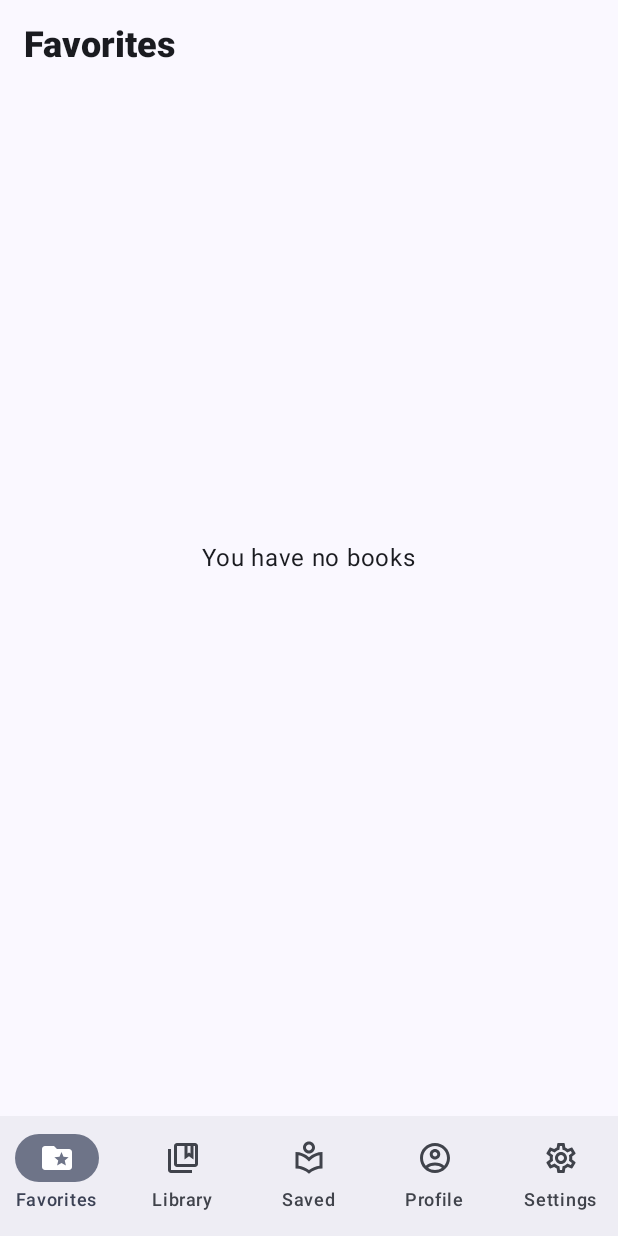
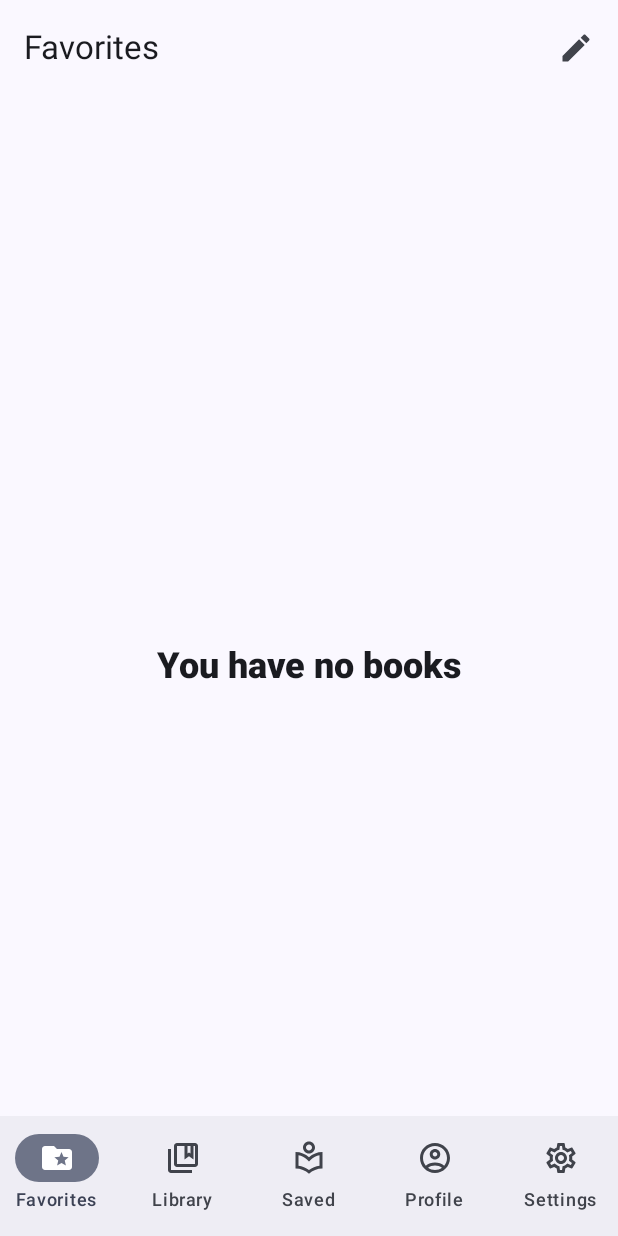
Before and after one commit to almerti/Egline, an Android app built with Jetpack Compose: the FavoriteScreen screen opened through its navigation route, on a phone screen of 412 x 824 dp. Run offline under Robolectric (Android 15) with nearby library versions, the phone set to English and light mode, and no system bars; our stand-ins replace Dagger/Hilt's generated code.

Commit message:
add edge to edge support and improve favorite tab

```diff
--- a/app/src/main/AndroidManifest.xml
+++ b/app/src/main/AndroidManifest.xml
@@ -7,6 +7,7 @@
         android:name=".EglineApp"
         android:allowBackup="true"
         android:dataExtractionRules="@xml/data_extraction_rules"
+        android:windowSoftInputMode="adjustResize"
         android:fullBackupContent="@xml/backup_rules"
         android:icon="@mipmap/ic_launcher"
         android:label="@string/app_name"
--- a/app/src/main/java/almerti/egline/MainActivity.kt
+++ b/app/src/main/java/almerti/egline/MainActivity.kt
@@ -6,12 +6,16 @@ import almerti.egline.ui.theme.EglineTheme
 import android.os.Bundle
 import androidx.activity.ComponentActivity
 import androidx.activity.compose.setContent
+import androidx.activity.enableEdgeToEdge
+import androidx.core.view.WindowCompat
 import dagger.hilt.android.AndroidEntryPoint
 
 
 @AndroidEntryPoint
 class MainActivity : ComponentActivity() {
     override fun onCreate(savedInstanceState : Bundle?) {
+        enableEdgeToEdge()
+        WindowCompat.setDecorFitsSystemWindows(window, false)
         super.onCreate(savedInstanceState)
         setContent {
             EglineTheme {
--- a/app/src/main/java/almerti/egline/feature/favorite/FavoriteScreen.kt
+++ b/app/src/main/java/almerti/egline/feature/favorite/FavoriteScreen.kt
@@ -2,16 +2,24 @@ package almerti.egline.feature.favorite
 
 import almerti.egline.R
 import almerti.egline.feature.favorite.components.FavoriteBooks
+import almerti.egline.feature.favorite.components.FavoriteBottomSheet
 import almerti.egline.feature.favorite.components.FavoriteFoldersSlider
+import almerti.egline.feature.favorite.components.FavoriteTopAppBar
 import androidx.compose.foundation.layout.Arrangement
 import androidx.compose.foundation.layout.Column
 import androidx.compose.foundation.layout.fillMaxSize
 import androidx.compose.foundation.layout.fillMaxWidth
 import androidx.compose.foundation.layout.padding
 import androidx.compose.material3.CircularProgressIndicator
+import androidx.compose.material3.ExperimentalMaterial3Api
 import androidx.compose.material3.Scaffold
 import androidx.compose.material3.Text
+import androidx.compose.material3.rememberModalBottomSheetState
 import androidx.compose.runtime.Composable
+import androidx.compose.runtime.getValue
+import androidx.compose.runtime.mutableStateOf
+import androidx.compose.runtime.remember
+import androidx.compose.runtime.setValue
 import androidx.compose.ui.Alignment
 import androidx.compose.ui.Modifier
 import androidx.compose.ui.res.stringResource
@@ -20,22 +28,26 @@ import androidx.compose.ui.text.font.FontWeight
 import androidx.compose.ui.unit.dp
 import androidx.compose.ui.unit.sp
 
+
+@OptIn(ExperimentalMaterial3Api::class)
 @Composable
 fun FavoriteScreen(
-    viewModel: FavoriteViewModel
+    viewModel : FavoriteViewModel
 ) {
     val state = viewModel.state
-    Scaffold {paddingValues ->
-        Text(
-            modifier = Modifier
-                .fillMaxWidth()
-                .padding(16.dp),
-            text = stringResource(id = R.string.favorite_header),
-            style = TextStyle(
-                fontSize = 24.sp,
-                fontWeight = FontWeight.ExtraBold,
-            ),
-        )
+    val sheetState = rememberModalBottomSheetState()
+    var showBottomSheet by remember {mutableStateOf(false)}
+    Scaffold(
+        topBar = {
+            FavoriteTopAppBar(
+                onClick = {
+                    showBottomSheet = true
+                },
+            )
+        },
+
+        ) {paddingValues ->
+
         if (state.folders == null)
             Column(
                 modifier = Modifier
@@ -55,14 +67,20 @@ fun FavoriteScreen(
                     horizontalAlignment = Alignment.CenterHorizontally,
                     verticalArrangement = Arrangement.Center,
                 ) {
-                    Text(text = stringResource(id = R.string.favorite_no_folders_message))
+                    Text(
+                        text = stringResource(id = R.string.favorite_no_folders_message),
+                        style = TextStyle(
+                            fontSize = 24.sp,
+                            fontWeight = FontWeight.ExtraBold,
+                        ),
+                    )
                 }
             else
                 Column(
                     modifier = Modifier
                         .fillMaxWidth()
                         .padding(
-                            top = paddingValues.calculateTopPadding() + 24.dp,
+                            top = paddingValues.calculateTopPadding(),
                             start = 16.dp,
                             end = 16.dp,
                             bottom = paddingValues.calculateBottomPadding() + 16.dp,
@@ -83,5 +101,16 @@ fun FavoriteScreen(
                         )
                     }
                 }
+        if (showBottomSheet) {
+            FavoriteBottomSheet(
+                Modifier,
+                sheetState,
+                onDismissRequest = {
+                    showBottomSheet = false
+                },
+                state,
+
+            )
+        }
     }
 }
--- /dev/null
+++ b/app/src/main/java/almerti/egline/feature/favorite/components/FavoriteTopAppBar.kt
@@ -0,0 +1,43 @@
+package almerti.egline.feature.favorite.components
+
+import almerti.egline.R
+import androidx.compose.material.icons.Icons
+import androidx.compose.material.icons.filled.Edit
+import androidx.compose.material3.ExperimentalMaterial3Api
+import androidx.compose.material3.Icon
+import androidx.compose.material3.IconButton
+import androidx.compose.material3.Text
+import androidx.compose.material3.TopAppBar
+import androidx.compose.runtime.Composable
+import androidx.compose.ui.Modifier
+import androidx.compose.ui.res.stringResource
+import androidx.compose.ui.tooling.preview.Preview
+
+@OptIn(ExperimentalMaterial3Api::class)
+@Composable
+fun FavoriteTopAppBar(
+    modifier : Modifier = Modifier,
+    onClick : () -> Unit = {}
+) {
+    TopAppBar(
+        title = {Text(text = stringResource(id = R.string.favorite_header))},
+        modifier = Modifier,
+        actions = {
+
+            IconButton(
+                onClick = onClick,
+            ) {
+                Icon(
+                    imageVector = Icons.Default.Edit,
+                    contentDescription = null,
+                )
+            }
+        },
+    )
+}
+
+@Preview(name = "TopAppBar")
+@Composable
+private fun PreviewTopAppBar() {
+    FavoriteTopAppBar()
+}
--- a/app/src/main/java/almerti/egline/navigation/navbar/MenuNavHost.kt
+++ b/app/src/main/java/almerti/egline/navigation/navbar/MenuNavHost.kt
@@ -5,14 +5,25 @@ import almerti.egline.feature.favorite.favoriteGraph
 import almerti.egline.feature.login.navigateToLoginGraph
 import almerti.egline.feature.profile.profileGraph
 import almerti.egline.feature.settings.settingsGraph
+import android.annotation.SuppressLint
+import androidx.compose.foundation.background
 import androidx.compose.foundation.layout.Arrangement
+import androidx.compose.foundation.layout.Box
 import androidx.compose.foundation.layout.Column
+import androidx.compose.foundation.layout.ExperimentalLayoutApi
+import androidx.compose.foundation.layout.WindowInsets
+import androidx.compose.foundation.layout.fillMaxHeight
 import androidx.compose.foundation.layout.padding
+import androidx.compose.foundation.layout.statusBars
+import androidx.compose.foundation.layout.systemBarsIgnoringVisibility
+import androidx.compose.foundation.layout.waterfall
+import androidx.compose.foundation.layout.windowInsetsPadding
 import androidx.compose.material3.Button
 import androidx.compose.material3.Scaffold
 import androidx.compose.material3.Text
 import androidx.compose.runtime.Composable
 import androidx.compose.ui.Modifier
+import androidx.compose.ui.graphics.Color
 import androidx.compose.ui.platform.LocalContext
 import androidx.compose.ui.tooling.preview.Preview
 import androidx.navigation.NavHostController
@@ -20,17 +31,20 @@ import androidx.navigation.compose.NavHost
 import androidx.navigation.compose.composable
 import androidx.navigation.compose.rememberNavController
 
+@OptIn(ExperimentalLayoutApi::class)
+@SuppressLint("UnusedMaterial3ScaffoldPaddingParameter")
 @Composable
 fun MenuNavHost(
-    navController: NavHostController = rememberNavController(),
-    modifier: Modifier = Modifier,
-    onNavigateToLoginPage: () -> Unit
+    modifier : Modifier = Modifier,
+    navController : NavHostController = rememberNavController(),
+    onNavigateToLoginPage : () -> Unit
 ) {
     Scaffold(
+        modifier = modifier,
         bottomBar = {BottomNavBar(navController)},
-    ) {innerPadding ->
+    ) {
         NavHost(
-            modifier = Modifier.padding(innerPadding),
+            modifier = Modifier.windowInsetsPadding(WindowInsets.waterfall),
             navController = navController,
             startDestination = CATALOG_BROWSER_GRAPH_ROUTE,
         ) {
@@ -48,12 +62,13 @@ fun MenuNavHost(
             )
             settingsGraph()
         }
+
     }
 }
 
 
 @Composable
-fun FavoritesScreen(navController: NavHostController) {
+fun FavoritesScreen(navController : NavHostController) {
     Column(
         verticalArrangement = Arrangement.Top,
         modifier = Modifier,
@@ -64,7 +79,7 @@ fun FavoritesScreen(navController: NavHostController) {
 }
 
 @Composable
-fun BooksScreen(navController: NavHostController) {
+fun BooksScreen(navController : NavHostController) {
     Column(
         verticalArrangement = Arrangement.Top,
         modifier = Modifier,
@@ -75,7 +90,7 @@ fun BooksScreen(navController: NavHostController) {
 }
 
 @Composable
-fun SavedScreen(navController: NavHostController) {
+fun SavedScreen(navController : NavHostController) {
     Column(
         verticalArrangement = Arrangement.Top,
         modifier = Modifier,
--- a/app/src/main/java/almerti/egline/ui/theme/Theme.kt
+++ b/app/src/main/java/almerti/egline/ui/theme/Theme.kt
@@ -45,21 +45,13 @@ fun EglineTheme(
     content : @Composable () -> Unit
 ) {
     val colorScheme = when {
-        dynamicColor && Build.VERSION.SDK_INT >= Build.VERSION_CODES.S -> {
+        dynamicColor -> {
             val context = LocalContext.current
             if (darkTheme) dynamicDarkColorScheme(context) else dynamicLightColorScheme(context)
         }
 
         darkTheme -> DarkColorScheme
         else -> LightColorScheme
-    }
-    val view = LocalView.current
-    if (!view.isInEditMode) {
-        SideEffect {
-            val window = (view.context as Activity).window
-            window.statusBarColor = colorScheme.primary.toArgb()
-            WindowCompat.getInsetsController(window, view).isAppearanceLightStatusBars = darkTheme
-        }
     }
 
     MaterialTheme(
--- a/app/src/main/res/values/themes.xml
+++ b/app/src/main/res/values/themes.xml
@@ -1,5 +1,7 @@
 <?xml version="1.0" encoding="utf-8"?>
 <resources>
 
-    <style name="Theme.Egline" parent="android:Theme.Material.Light.NoActionBar" />
+    <style name="Theme.Egline" parent="android:Theme.Material.Light.NoActionBar">
+        <item name="android:statusBarColor">@android:color/transparent</item>
+    </style>
 </resources>
```
Also changed, not shown: app/src/main/java/almerti/egline/di/AppModule.kt (+0 -7 lines), app/src/main/java/almerti/egline/feature/favorite/FavoriteEvent.kt (+6 -2 lines), app/src/main/java/almerti/egline/feature/favorite/FavoriteViewModel.kt (+12 -7 lines), app/src/main/java/almerti/egline/feature/favorite/components/BottomSheetRow.kt (added, +62 -0 lines), app/src/main/java/almerti/egline/feature/favorite/components/FavoriteBooks.kt (+21 -7 lines), app/src/main/java/almerti/egline/feature/favorite/components/FavoriteBottomSheet.kt (added, +105 -0 lines), app/src/main/java/almerti/egline/feature/favorite/components/FavoriteFoldersSlider.kt (+4 -4 lines).
